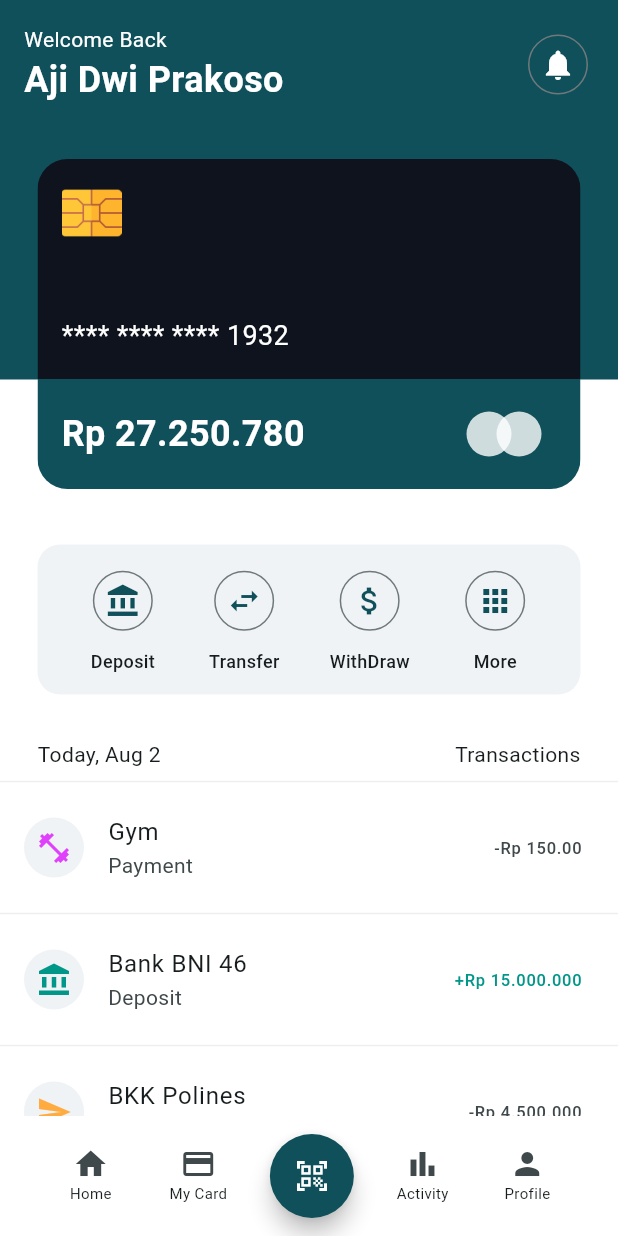
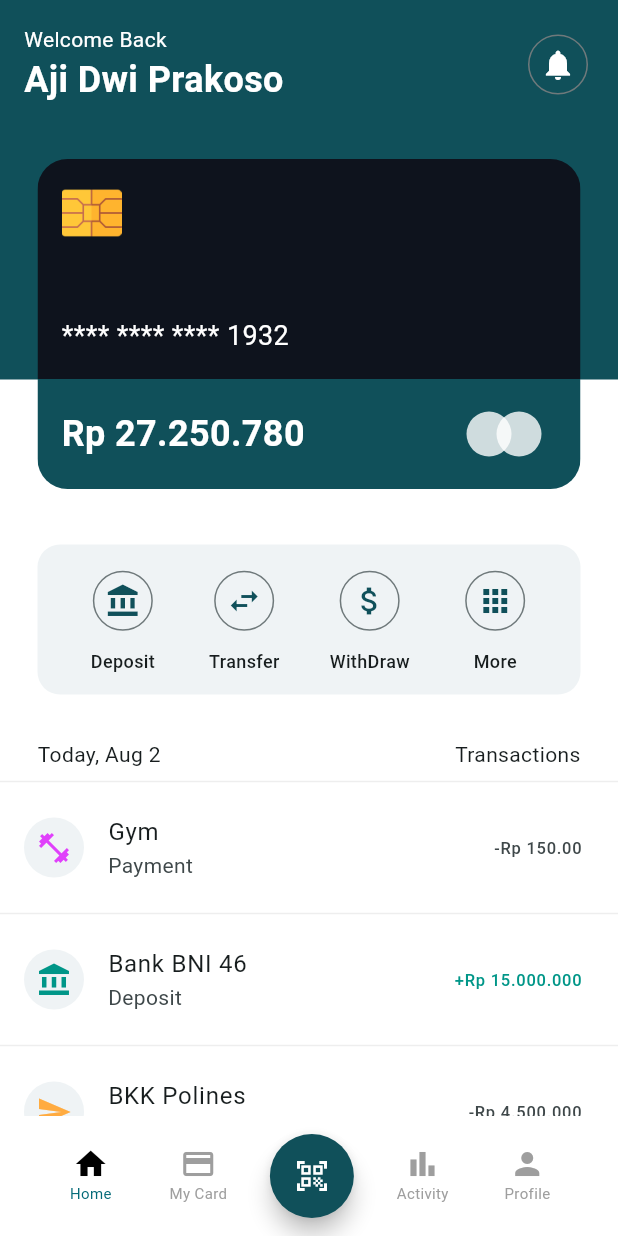
Before and after one commit to ajidwi02/fuluApp, a Flutter app: the screen it shows after launch, on a phone screen of 412 x 824 dp. Run offline on Flutter 3.47's test engine with Material 3 defaults, Android fonts, the phone set to English and light mode, and no system bars.

Commit message:
Update MyCard page

```diff
--- a/lib/main.dart
+++ b/lib/main.dart
@@ -1,8 +1,13 @@
+import 'package:fintech_app/pages/activity.dart';
+import 'package:fintech_app/pages/home.dart';
+import 'package:fintech_app/pages/myCard.dart';
+import 'package:fintech_app/pages/profile.dart';
+import 'package:fintech_app/pages/scan.dart';
 import 'package:flutter/material.dart';
 
-import 'action_button.dart';
-import 'credit_card.dart';
-import 'transaction_list.dart';
+import 'widget/action_button.dart';
+import 'widget/credit_card.dart';
+import 'widget/transaction_list.dart';
 
 void main() {
   runApp(const MyApp());
@@ -19,149 +24,82 @@ class MyApp extends StatelessWidget {
           colorScheme: ColorScheme.fromSeed(
               seedColor: const Color.fromARGB(255, 16, 80, 90)),
           useMaterial3: true),
-      home: const Home(),
+      home: const MainPage(),
     );
   }
 }
 
-class Home extends StatelessWidget {
-  const Home({super.key});
+class MainPage extends StatefulWidget {
+  const MainPage({super.key});
 
+  @override
+  State<MainPage> createState() => _MainPageState();
+}
+
+class _MainPageState extends State<MainPage> {
+  int currentIndex = 0;
+
+  final List<Widget> pages = [
+    const Home(),
+    const MyCardPage(),
+    const ScanPage(),
+    const ActivityPage(),
+    const ProfilePage()
+  ];
   @override
   Widget build(BuildContext context) {
     return Scaffold(
-      backgroundColor: Color.fromARGB(255, 16, 80, 90),
-      body: SafeArea(
-        bottom: false,
-        child: Column(
-          crossAxisAlignment: CrossAxisAlignment.start,
-          children: [
-            Padding(
-              padding: const EdgeInsets.all(16.0),
-              child: Row(
-                children: [
-                  const Column(
-                    crossAxisAlignment: CrossAxisAlignment.start,
-                    children: [
-                      Text(
-                        "Welcome Back",
-                        style: TextStyle(color: Colors.white),
-                      ),
-                      Text(
-                        "Aji Dwi Prakoso",
-                        style: TextStyle(
-                            color: Colors.white,
-                            fontSize: 24,
-                            fontWeight: FontWeight.bold),
-                      )
-                    ],
-                  ),
-                  const Spacer(),
-                  IconButton.outlined(
-                      onPressed: () {},
-                      icon: const Icon(
-                        Icons.notifications,
-                        color: Colors.white,
-                      ))
-                ],
-              ),
-            ),
-            Expanded(
-              child: Stack(
-                children: [
-                  Container(
-                    margin: const EdgeInsets.only(top: 167),
-                    color: Colors.white,
-                    child: const Column(
-                      children: [
-                        SizedBox(
-                          height: 110,
-                        ),
-                        ActionButtons(),
-                        SizedBox(height: 30),
-                        TransactionList()
-                      ],
-                    ),
-                  ),
-                  const Positioned(
-                    top: 20,
-                    left: 25,
-                    right: 25,
-                    child: CreditCard(),
-                  )
-                ],
-              ),
-            )
-          ],
-        ),
-      ),
+      body: pages[currentIndex],
       bottomNavigationBar: BottomAppBar(
         color: Colors.white,
         child: Row(
           mainAxisAlignment: MainAxisAlignment.spaceEvenly,
           children: [
-            IconButton(
-              onPressed: () {},
-              icon: const Column(
-                children: [
-                  Icon(Icons.home),
-                  Text(
-                    "Home",
-                    style: TextStyle(fontSize: 10),
-                  )
-                ],
-              ),
-            ),
-            IconButton(
-              onPressed: () {},
-              icon: const Column(
-                children: [
-                  Icon(Icons.credit_card),
-                  Text(
-                    "My Card",
-                    style: TextStyle(fontSize: 10),
-                  )
-                ],
-              ),
-            ),
+            tabItem(Icons.home, "Home", 0),
+            tabItem(Icons.credit_card, "My Card", 1),
             FloatingActionButton(
-              onPressed: () {},
-              backgroundColor: const Color.fromARGB(255, 16, 80, 90),
-              shape: RoundedRectangleBorder(
-                borderRadius: BorderRadius.circular(30),
-              ),
-              child: const Icon(
+              onPressed: () => onTabTapped(2),
+              backgroundColor: Color.fromARGB(255, 16, 80, 90),
+              child: Icon(
                 Icons.qr_code_scanner,
                 color: Colors.white,
               ),
+              shape: RoundedRectangleBorder(
+                  borderRadius: BorderRadius.circular(30)),
             ),
-            IconButton(
-              onPressed: () {},
-              icon: const Column(
-                children: [
-                  Icon(Icons.bar_chart),
-                  Text(
-                    "Activity",
-                    style: TextStyle(fontSize: 10),
-                  )
-                ],
-              ),
-            ),
-            IconButton(
-              onPressed: () {},
-              icon: const Column(
-                children: [
-                  Icon(Icons.person),
-                  Text(
-                    "Profile",
-                    style: TextStyle(fontSize: 10),
-                  )
-                ],
-              ),
-            ),
+            tabItem(Icons.bar_chart, "Activity", 3),
+            tabItem(Icons.person, "Profile", 4),
           ],
         ),
       ),
     );
   }
+
+  Widget tabItem(IconData icon, String label, int index) {
+    return IconButton(
+      onPressed: () => onTabTapped(index),
+      icon: Column(
+        children: [
+          Icon(
+            icon,
+            color: currentIndex == index ? Colors.black : Colors.grey,
+          ),
+          Text(
+            label,
+            style: TextStyle(
+                fontSize: 10,
+                color: currentIndex == index
+                    ? Theme.of(context).primaryColor
+                    : Colors.grey),
+          )
+        ],
+      ),
+    );
+  }
+
+  void onTabTapped(int index) {
+    setState(() {
+      currentIndex = index;
+    });
+  }
 }
--- /dev/null
+++ b/lib/pages/home.dart
@@ -0,0 +1,79 @@
+import 'package:fintech_app/widget/action_button.dart';
+import 'package:fintech_app/widget/credit_card.dart';
+import 'package:fintech_app/widget/transaction_list.dart';
+import 'package:flutter/material.dart';
+
+class Home extends StatelessWidget {
+  const Home({super.key});
+
+  @override
+  Widget build(BuildContext context) {
+    return Scaffold(
+      backgroundColor: Color.fromARGB(255, 16, 80, 90),
+      body: SafeArea(
+        bottom: false,
+        child: Column(
+          crossAxisAlignment: CrossAxisAlignment.start,
+          children: [
+            Padding(
+              padding: const EdgeInsets.all(16.0),
+              child: Row(
+                children: [
+                  const Column(
+                    crossAxisAlignment: CrossAxisAlignment.start,
+                    children: [
+                      Text(
+                        "Welcome Back",
+                        style: TextStyle(color: Colors.white),
+                      ),
+                      Text(
+                        "Aji Dwi Prakoso",
+                        style: TextStyle(
+                            color: Colors.white,
+                            fontSize: 24,
+                            fontWeight: FontWeight.bold),
+                      )
+                    ],
+                  ),
+                  const Spacer(),
+                  IconButton.outlined(
+                      onPressed: () {},
+                      icon: const Icon(
+                        Icons.notifications,
+                        color: Colors.white,
+                      ))
+                ],
+              ),
+            ),
+            Expanded(
+              child: Stack(
+                children: [
+                  Container(
+                    margin: const EdgeInsets.only(top: 167),
+                    color: Colors.white,
+                    child: const Column(
+                      children: [
+                        SizedBox(
+                          height: 110,
+                        ),
+                        ActionButtons(),
+                        SizedBox(height: 30),
+                        TransactionList()
+                      ],
+                    ),
+                  ),
+                  const Positioned(
+                    top: 20,
+                    left: 25,
+                    right: 25,
+                    child: CreditCard(),
+                  )
+                ],
+              ),
+            )
+          ],
+        ),
+      ),
+    );
+  }
+}
--- a/pubspec.yaml
+++ b/pubspec.yaml
@@ -60,6 +60,9 @@ flutter:
   assets:
     - assets/chip.png
     - assets/wifi-signal.png
+    - assets/Mar.jpg
+    - assets/card-design.jpg
+    - assets/back-card1.jpg
 
   # An image asset can refer to one or more resolution-specific "variants", see
   # https://flutter.dev/assets-and-images/#resolution-aware
```
Also changed, not shown: lib/pages/activity.dart (added, +14 -0 lines), lib/pages/myCard.dart (added, +252 -0 lines), lib/pages/profile.dart (added, +14 -0 lines), lib/pages/scan.dart (added, +14 -0 lines), assets/Mar.jpg (added), assets/back-card1.jpg (added), assets/card-design.jpg (added), lib/widget/action_button.dart (renamed from lib/action_button.dart), lib/widget/credit_card.dart (renamed from lib/credit_card.dart), lib/widget/transaction_list.dart (renamed from lib/transaction_list.dart).
